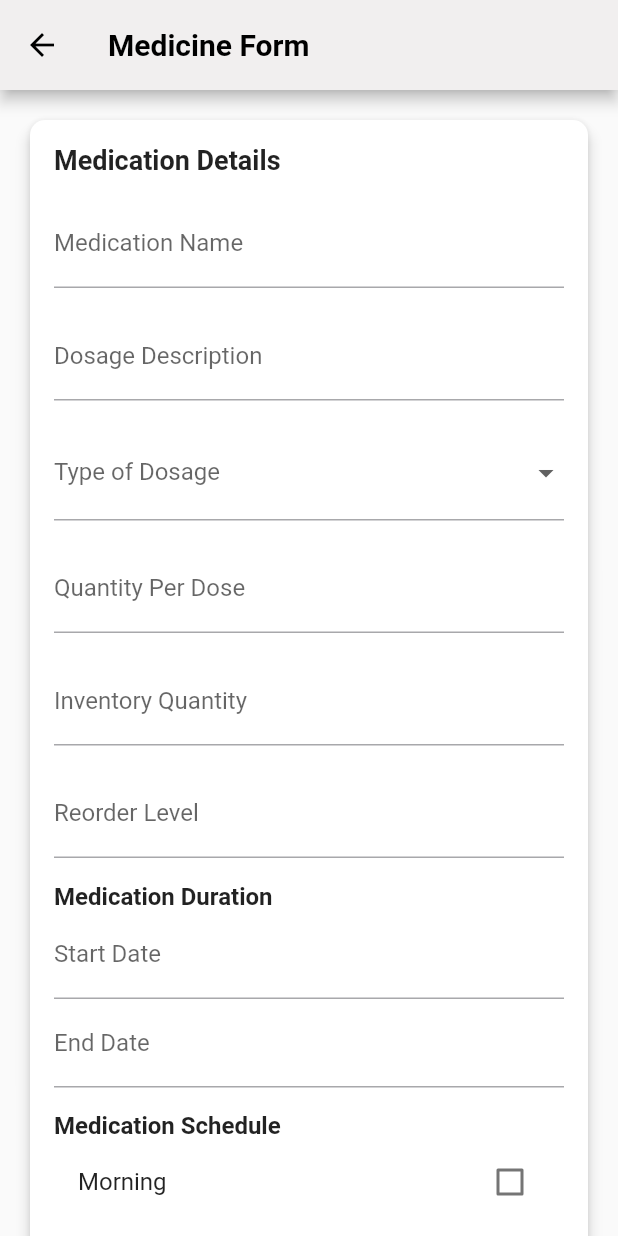
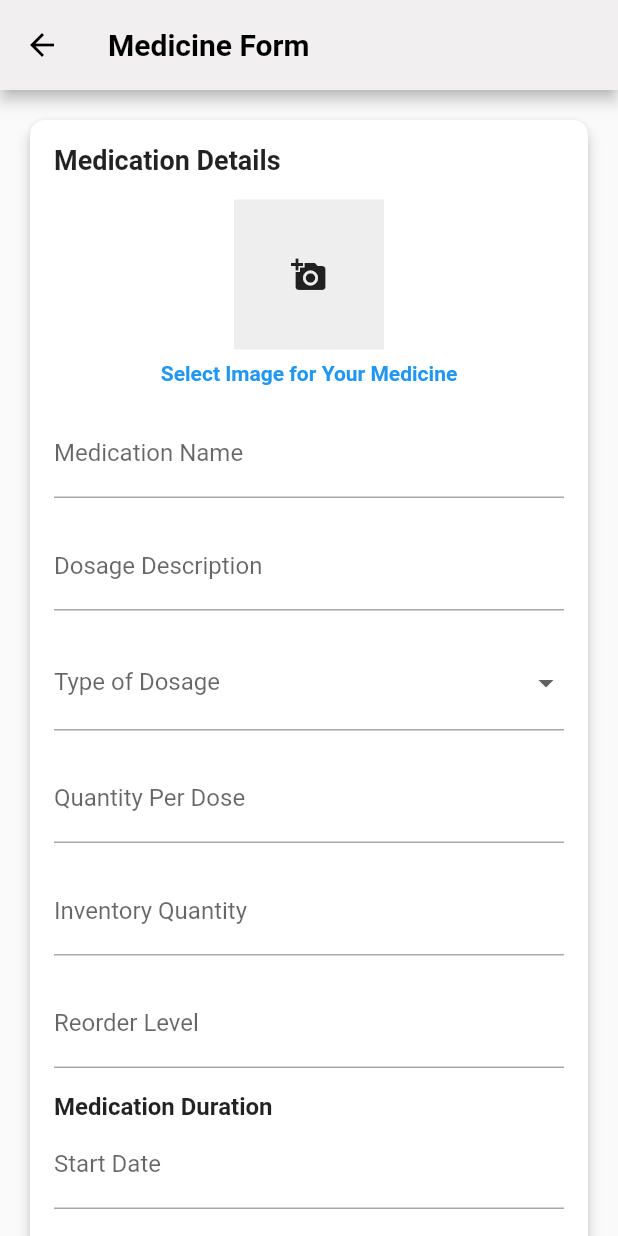
Before and after one commit to shruti10951/MediPal, a Flutter app: the MedicineForm screen opened directly, on a phone screen of 412 x 824 dp. Run offline on Flutter 3.47's test engine with Material 2 defaults, Android fonts, the phone set to English and light mode, and no system bars; drawn by our look-alikes of datetime_picker_formfield; our stand-ins replace awesome_notifications, cloud_firestore, firebase_auth, firebase_core, fluttertoast, image_picker and 1 more; missing offline and left inert: android_alarm_manager_plus, mobile_scanner, twilio_flutter; accounts and stored records are empty.

Commit message:
before namita, image icon added to the individual medicne form

```diff
--- a/lib/Individual/medicine_form.dart
+++ b/lib/Individual/medicine_form.dart
@@ -7,6 +7,9 @@ import 'package:medipal/Individual/bottom_navigation_individual.dart';
 import 'package:medipal/models/AlarmModel.dart';
 import 'package:medipal/models/MedicationModel.dart';
 import 'package:fluttertoast/fluttertoast.dart';
+import 'package:image_picker/image_picker.dart';
+import 'package:image/image.dart' as Img;
+import 'dart:io';
 
 class MedicineForm extends StatefulWidget {
   const MedicineForm({super.key});
@@ -67,6 +70,40 @@ class _MedicineFormState extends State<MedicineForm> {
       });
     }
   }
+
+  //image
+  File? _selectedImage; // Variable to store the selected image file
+
+  Future<void> _getImage() async {
+    final picker = ImagePicker();
+    final pickedImage = await picker.pickImage(source: ImageSource.gallery);
+
+    setState(() {
+      if (pickedImage != null) {
+        _selectedImage = File(pickedImage.path);
+      } else {
+        print('No image selected.');
+      }
+    });
+  }
+  // Future<void> _getImage() async {
+  //   final picker = ImagePicker();
+  //   final pickedImage = await picker.pickImage(source: ImageSource.gallery);
+
+  //   if (pickedImage != null) {
+  //     File selectedFile = File(pickedImage.path);
+
+  //     final decodedImage = Img.decodeImage(selectedFile.readAsBytesSync());
+  //     final resizedImage = Img.copyResize(decodedImage!, width: 128, height: 128);
+
+  //     setState(() {
+  //       _selectedImage = File('${Directory.systemTemp.path}/resized_image.png')
+  //         ..writeAsBytesSync(Img.encodePng(resizedImage));
+  //     });
+  //   } else {
+  //     //print('No image selected.');
+  //   }
+  // }
 
   @override
   Widget build(BuildContext context) {
@@ -146,6 +183,39 @@ class _MedicineFormState extends State<MedicineForm> {
                     style: TextStyle(
                       fontSize: 18.0,
                       fontWeight: FontWeight.bold,
+                    ),
+                  ),
+                  const SizedBox(height: 16.0),
+                  Center(
+                    child: InkWell(
+                      onTap: () {
+                        _getImage(); // Call the method to pick an image
+                      },
+                      child: Column(
+                        mainAxisAlignment: MainAxisAlignment.center,
+                        children: [
+                          _selectedImage != null
+                              ? Image.file(_selectedImage!)
+                              : Container(
+                                  width: 100,
+                                  height: 100,
+                                  color: Colors.grey[200],
+                                  child: const Icon(Icons.add_a_photo),
+                                ),
+                          const SizedBox(
+                              height: 8), // Add some space between image and text
+                          Text(
+                            _selectedImage != null
+                                ? 'Change Image'
+                                : 'Select Image for Your Medicine',
+                            style: const TextStyle(
+                              color: Colors
+                                  .blue, // You can adjust the color as needed
+                              fontWeight: FontWeight.bold,
+                            ),
+                          ),
+                        ],
+                      ),
                     ),
                   ),
                   const SizedBox(height: 16.0),
@@ -399,7 +469,8 @@ class _MedicineFormState extends State<MedicineForm> {
                       Navigator.pushAndRemoveUntil(
                         context,
                         MaterialPageRoute(
-                            builder: (context) => BottomNavigationIndividual()),
+                            builder: (context) =>
+                                const BottomNavigationIndividual()),
                         (Route<dynamic> route) => false,
                       );
 
--- a/pubspec.yaml
+++ b/pubspec.yaml
@@ -59,7 +59,10 @@ dependencies:
   # The following adds the Cupertino Icons font to your application.
   # Use with the CupertinoIcons class for iOS style icons.
   cupertino_icons: ^1.0.2
+  #for image in medicine form
   image_picker: ^1.0.4
+  flutter_image_compress: ^1.0.0
+  image: ^3.0.1
 
 dev_dependencies:
   flutter_test:
```
Also changed, not shown: lib/Individual/appoin_details_screen.dart (line endings or trailing spaces), pubspec.lock.
